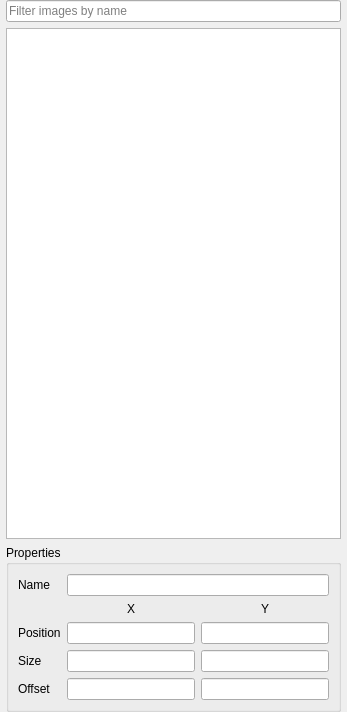
This is ui/imageseteditor/DockWidget.ui in timbaker/ceed as Qt 5 draws it before an edit. The edited form follows.
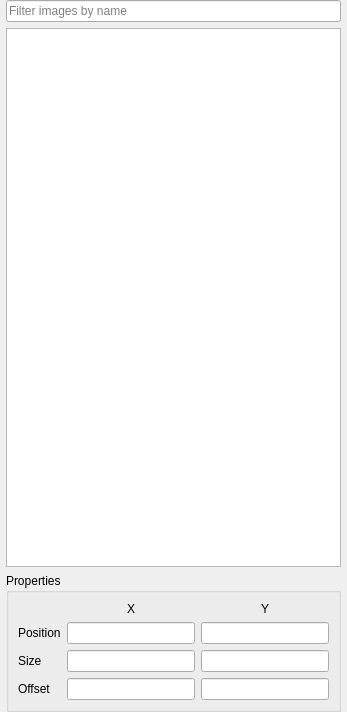
This is the edited form.

Commit message: ADD: Renaming and RenameCommand for undo (you rename by double clicking the image in the dock widget list) REMOVE: Name input box in the dock widget's properties bar, it's duplicating functionality

```diff
--- a/ui/imageseteditor/DockWidget.ui
+++ b/ui/imageseteditor/DockWidget.ui
@@ -143,22 +143,6 @@
          </property>
         </widget>
        </item>
-       <item row="0" column="0">
-        <widget class="QLabel" name="label_6">
-         <property name="sizePolicy">
-          <sizepolicy hsizetype="Preferred" vsizetype="Preferred">
-           <horstretch>0</horstretch>
-           <verstretch>0</verstretch>
-          </sizepolicy>
-         </property>
-         <property name="text">
-          <string>Name</string>
-         </property>
-        </widget>
-       </item>
-       <item row="0" column="1" colspan="2">
-        <widget class="QLineEdit" name="name"/>
-       </item>
       </layout>
      </widget>
     </item>
```
Left out of the diff: 22 changed lines with no effect on the pictures. The commit also changes 2 other files.
